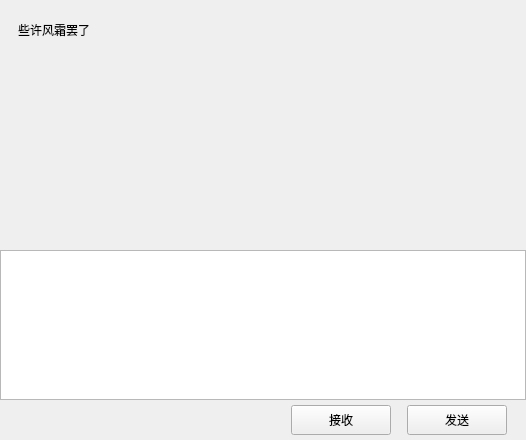
The window that client/chatpage.ui (guisan-hyb/CPP_Full-Stack_Chat_Project) describes before a commit, drawn with Qt 5.
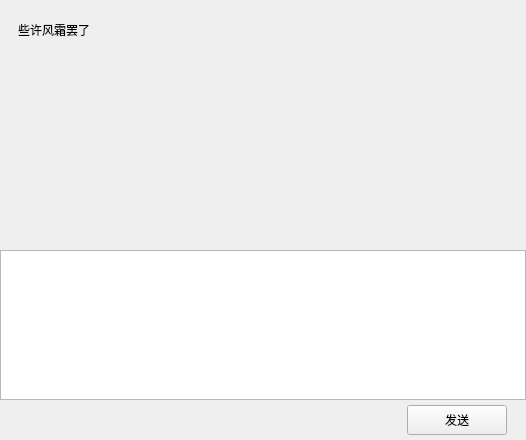
The same window after the commit. Custom widgets are drawn as their Qt base class.

```diff
--- a/client/chatpage.ui
+++ b/client/chatpage.ui
@@ -247,25 +247,6 @@
            </property>
           </spacer>
          </item>
-         <item>
-          <widget class="ClickedBtn" name="receive_btn">
-           <property name="minimumSize">
-            <size>
-             <width>100</width>
-             <height>30</height>
-            </size>
-           </property>
-           <property name="maximumSize">
-            <size>
-             <width>100</width>
-             <height>30</height>
-            </size>
-           </property>
-           <property name="text">
-            <string>接收</string>
-           </property>
-          </widget>
-         </item>
          <item>
           <spacer name="horizontalSpacer_6">
            <property name="orientation">
```
